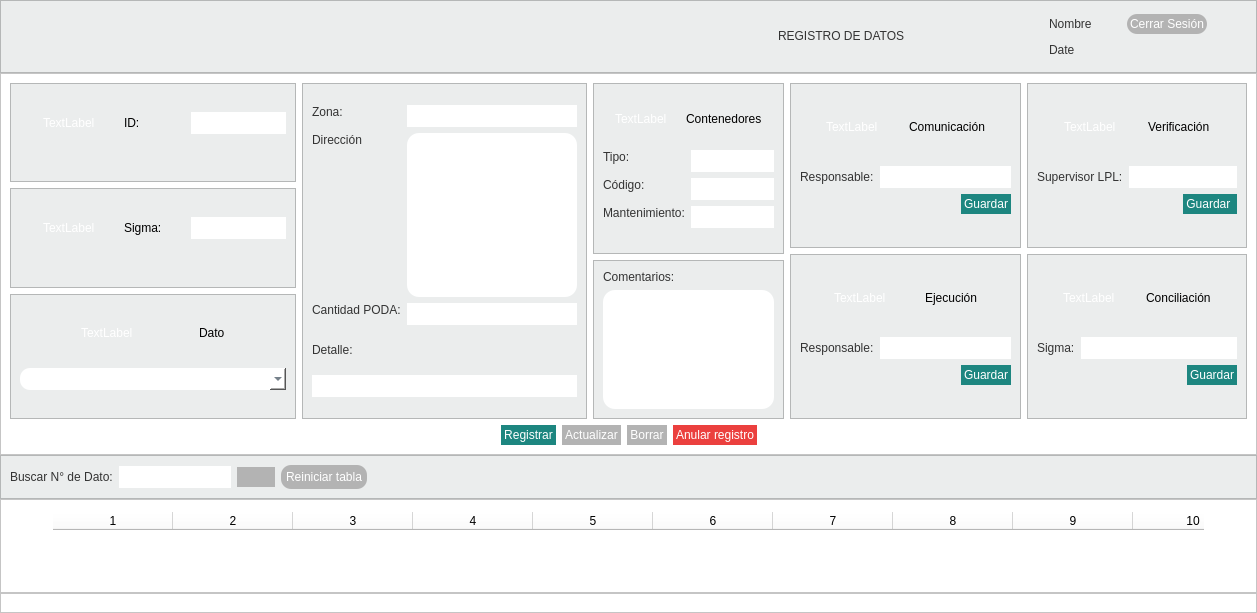
This is registro_datos.ui in altitude-solutions/Operador_Radio as Qt 5 draws it before an edit. The edited form follows.
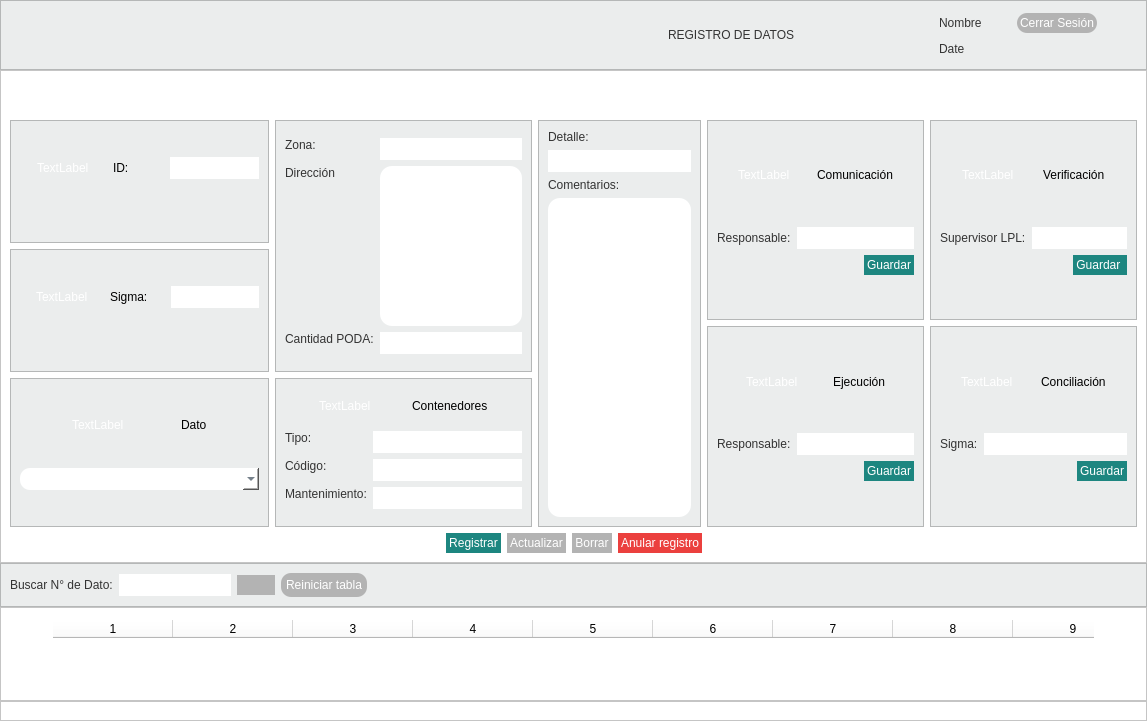
This is the edited form.

```diff
--- a/registro_datos.ui
+++ b/registro_datos.ui
@@ -6,14 +6,14 @@
    <rect>
     <x>0</x>
     <y>0</y>
-    <width>1257</width>
-    <height>613</height>
+    <width>1147</width>
+    <height>721</height>
    </rect>
   </property>
   <property name="windowTitle">
    <string>Form</string>
   </property>
-  <layout class="QVBoxLayout" name="verticalLayout_3">
+  <layout class="QVBoxLayout" name="verticalLayout_8">
    <property name="spacing">
     <number>0</number>
    </property>
@@ -250,7 +250,20 @@
      <property name="frameShadow">
       <enum>QFrame::Raised</enum>
      </property>
-     <layout class="QHBoxLayout" name="horizontalLayout_2">
+     <layout class="QVBoxLayout" name="verticalLayout_7">
+      <item>
+       <spacer name="horizontalSpacer_4">
+        <property name="orientation">
+         <enum>Qt::Horizontal</enum>
+        </property>
+        <property name="sizeHint" stdset="0">
+         <size>
+          <width>29</width>
+          <height>20</height>
+         </size>
+        </property>
+       </spacer>
+      </item>
       <item>
        <spacer name="horizontalSpacer_3">
         <property name="orientation">
@@ -265,9 +278,20 @@
        </spacer>
       </item>
       <item>
-       <layout class="QVBoxLayout" name="verticalLayout_39">
+       <layout class="QHBoxLayout" name="horizontalLayout_2">
         <item>
-         <layout class="QHBoxLayout" name="horizontalLayout_39">
+         <spacer name="horizontalSpacer_7">
+          <property name="orientation">
+           <enum>Qt::Horizontal</enum>
+          </property>
+          <property name="sizeHint" stdset="0">
+           <size>
+            <width>40</width>
+            <height>20</height>
+           </size>
+          </property>
+         </spacer>
+        </item>
           <item>
            <layout class="QVBoxLayout" name="verticalLayout_38">
             <item>
@@ -721,6 +745,8 @@
            </layout>
           </item>
           <item>
+         <layout class="QVBoxLayout" name="verticalLayout_3">
+          <item>
            <widget class="QFrame" name="frame_8">
             <property name="styleSheet">
              <string notr="true">background-color:#EBEDED;</string>
@@ -863,71 +889,6 @@
                  </item>
                 </layout>
                </item>
-               <item>
-                <spacer name="verticalSpacer_12">
-                 <property name="orientation">
-                  <enum>Qt::Vertical</enum>
-                 </property>
-                 <property name="sizeHint" stdset="0">
-                  <size>
-                   <width>20</width>
-                   <height>40</height>
-                  </size>
-                 </property>
-                </spacer>
-               </item>
-               <item>
-                <widget class="QLabel" name="label_user_5">
-                 <property name="sizePolicy">
-                  <sizepolicy hsizetype="Preferred" vsizetype="Fixed">
-                   <horstretch>0</horstretch>
-                   <verstretch>0</verstretch>
-                  </sizepolicy>
-                 </property>
-                 <property name="styleSheet">
-                  <string notr="true">font: 11pt &quot;MS Shell Dlg 2&quot;;
-color:#333333;
-min-width:6em;
-max-width:6em;</string>
-                 </property>
-                 <property name="text">
-                  <string>Detalle:</string>
-                 </property>
-                </widget>
-               </item>
-               <item>
-                <spacer name="verticalSpacer_13">
-                 <property name="orientation">
-                  <enum>Qt::Vertical</enum>
-                 </property>
-                 <property name="sizeHint" stdset="0">
-                  <size>
-                   <width>20</width>
-                   <height>40</height>
-                  </size>
-                 </property>
-                </spacer>
-               </item>
-               <item>
-                <widget class="QLineEdit" name="label_detalle">
-                 <property name="sizePolicy">
-                  <sizepolicy hsizetype="Expanding" vsizetype="Fixed">
-                   <horstretch>0</horstretch>
-                   <verstretch>0</verstretch>
-                  </sizepolicy>
-                 </property>
-                 <property name="styleSheet">
-                  <string notr="true">background-color: white;
-border-style: outset;
-border-radius: 14px;
-font: 10pt &quot;MS Shell Dlg 2&quot;;
-color: #333333;
-min-width: 9em;
-min-height:7em;
-padding: 3px;</string>
-                 </property>
-                </widget>
-               </item>
                <item>
                 <spacer name="verticalSpacer_14">
                  <property name="orientation">
@@ -947,8 +908,6 @@
            </widget>
           </item>
           <item>
-           <layout class="QVBoxLayout" name="verticalLayout_34">
-            <item>
              <widget class="QFrame" name="frame_9">
               <property name="styleSheet">
                <string notr="true">background-color:#EBEDED;</string>
@@ -1189,6 +1148,8 @@
               </layout>
              </widget>
             </item>
+         </layout>
+        </item>
             <item>
              <widget class="QFrame" name="frame_10">
               <property name="styleSheet">
@@ -1200,7 +1161,52 @@
               <property name="frameShadow">
                <enum>QFrame::Raised</enum>
               </property>
-              <layout class="QVBoxLayout" name="verticalLayout_25">
+          <layout class="QVBoxLayout" name="verticalLayout_6">
+           <item>
+            <layout class="QVBoxLayout" name="verticalLayout_5">
+             <item>
+              <layout class="QVBoxLayout" name="verticalLayout_4">
+               <item>
+                <widget class="QLabel" name="label_user_5">
+                 <property name="sizePolicy">
+                  <sizepolicy hsizetype="Preferred" vsizetype="Fixed">
+                   <horstretch>0</horstretch>
+                   <verstretch>0</verstretch>
+                  </sizepolicy>
+                 </property>
+                 <property name="styleSheet">
+                  <string notr="true">font: 11pt &quot;MS Shell Dlg 2&quot;;
+color:#333333;
+min-width:6em;
+max-width:6em;</string>
+                 </property>
+                 <property name="text">
+                  <string>Detalle:</string>
+                 </property>
+                </widget>
+               </item>
+               <item>
+                <widget class="QLineEdit" name="label_detalle">
+                 <property name="sizePolicy">
+                  <sizepolicy hsizetype="Expanding" vsizetype="Fixed">
+                   <horstretch>0</horstretch>
+                   <verstretch>0</verstretch>
+                  </sizepolicy>
+                 </property>
+                 <property name="styleSheet">
+                  <string notr="true">background-color: white;
+border-style: outset;
+border-radius: 14px;
+font: 10pt &quot;MS Shell Dlg 2&quot;;
+color: #333333;
+min-width: 9em;
+min-height:7em;
+padding: 3px;</string>
+                 </property>
+                </widget>
+               </item>
+              </layout>
+             </item>
                <item>
                 <layout class="QVBoxLayout" name="verticalLayout_24">
                  <item>
@@ -1238,9 +1244,9 @@
                 </layout>
                </item>
               </layout>
-             </widget>
-            </item>
-           </layout>
+           </item>
+          </layout>
+         </widget>
           </item>
           <item>
            <layout class="QGridLayout" name="gridLayout_2">
@@ -2075,6 +2081,19 @@
             </item>
            </layout>
           </item>
+        <item>
+         <spacer name="horizontalSpacer_8">
+          <property name="orientation">
+           <enum>Qt::Horizontal</enum>
+          </property>
+          <property name="sizeHint" stdset="0">
+           <size>
+            <width>40</width>
+            <height>20</height>
+           </size>
+          </property>
+         </spacer>
+        </item>
          </layout>
         </item>
         <item>
@@ -2194,21 +2213,6 @@
          </layout>
         </item>
        </layout>
-      </item>
-      <item>
-       <spacer name="horizontalSpacer_4">
-        <property name="orientation">
-         <enum>Qt::Horizontal</enum>
-        </property>
-        <property name="sizeHint" stdset="0">
-         <size>
-          <width>29</width>
-          <height>20</height>
-         </size>
-        </property>
-       </spacer>
-      </item>
-     </layout>
     </widget>
    </item>
    <item>
```
Left out of the diff: 1 changed line with no effect on the pictures. Lines whose indentation alone changed are shown as unchanged.
